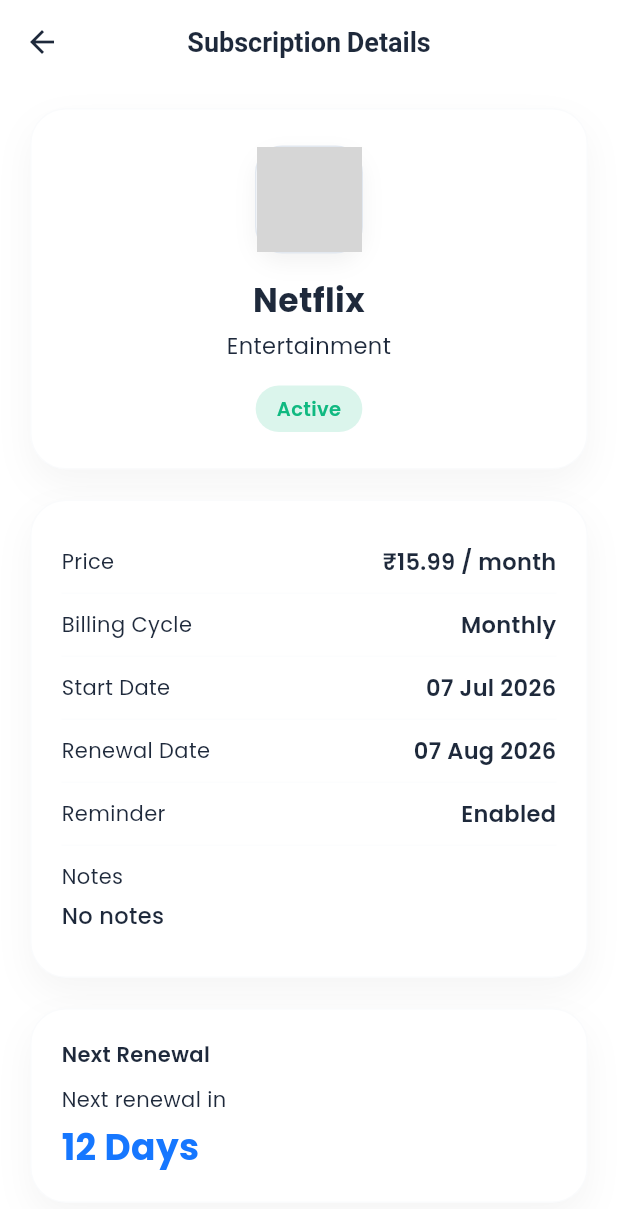
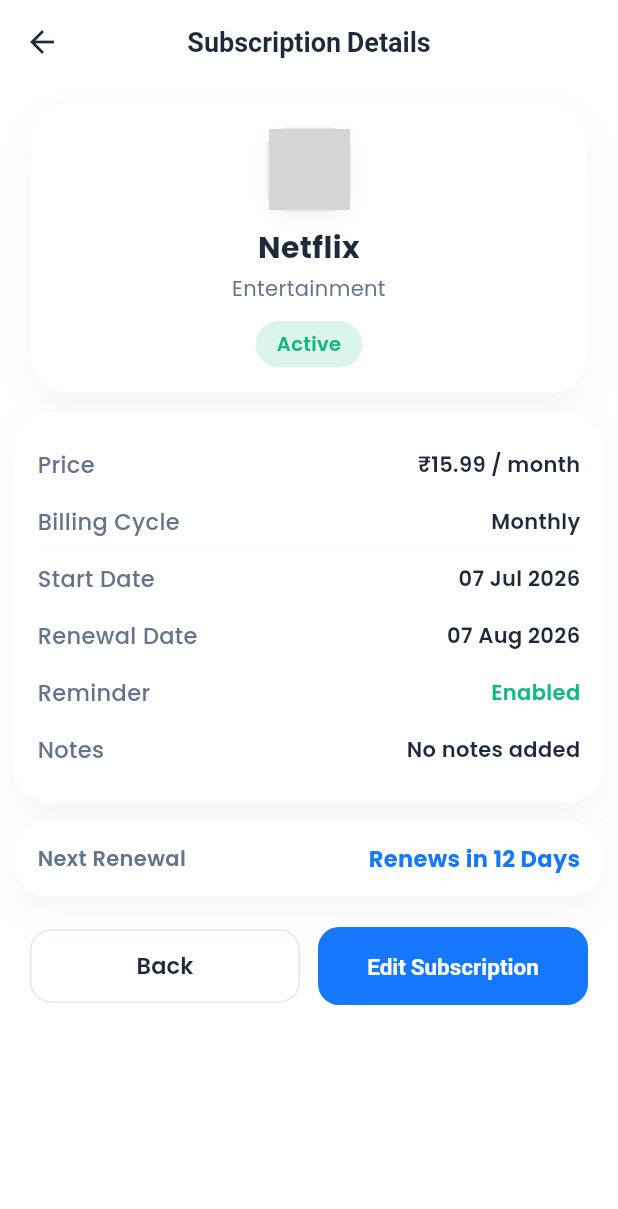
Before and after one commit to hemanthphk/Sanchora, a Flutter app: the ViewSubscriptionPage screen opened directly with sample values from the repository, on a phone screen of 412 x 824 dp. Shown: the top 1209 px of the screen. Run offline on Flutter 3.47's test engine with Material 3 defaults, Android fonts, the phone set to English and light mode, and no system bars; our stand-ins replace google_fonts, shared_preferences; accounts and stored records are empty; grey boxes are pictures that could not be loaded.

Commit message:
refactor: polish subscription details UI and currency formatting

```diff
--- a/lib/core/theme/app_theme.dart
+++ b/lib/core/theme/app_theme.dart
@@ -19,6 +19,7 @@
       onSecondary: Colors.white,
       surface: AppColors.surface,
       onSurface: AppColors.textPrimary,
+      onSurfaceVariant: AppColors.textSecondary,
       outline: AppColors.divider,
       tertiary: AppColors.accent,
     ),
@@ -83,6 +84,8 @@
     colorScheme: ColorScheme.fromSeed(
       seedColor: const Color(0xFF1677FF),
       brightness: Brightness.dark,
+    ).copyWith(
+      onSurfaceVariant: const Color(0xFF94A3B8),
     ),
   );
 }
--- a/lib/core/utils/currency_formatter.dart
+++ b/lib/core/utils/currency_formatter.dart
@@ -27,7 +27,8 @@
         return '$symbol${numStr}k';
       }
     }
-    final int digits = decimalDigits ?? (amount % 1 == 0 ? 0 : 2);
+    final bool isWhole = amount % 1 == 0;
+    final int digits = isWhole ? 0 : (decimalDigits ?? 2);
     final NumberFormat formatter = NumberFormat.currency(
       locale: locale,
       symbol: symbol,
--- a/lib/features/add_subscription/presentation/pages/add_subscription_page.dart
+++ b/lib/features/add_subscription/presentation/pages/add_subscription_page.dart
@@ -367,7 +367,7 @@
 
   Widget _buildSectionTitle(String title) {
     return Padding(
-      padding: const EdgeInsets.only(bottom: 12),
+      padding: const EdgeInsets.only(bottom: 8),
       child: Text(
         title,
         style: const TextStyle(
@@ -439,7 +439,7 @@
                     },
                   ),
                   _buildSuggestionsList(theme),
-                  const SizedBox(height: 24),
+                  const SizedBox(height: 16),
 
                   _buildSectionTitle("Price"),
                   TextFormField(
@@ -462,13 +462,22 @@
                       return null;
                     },
                   ),
-                  const SizedBox(height: 24),
+                  const SizedBox(height: 16),
 
+                  Row(
+                    crossAxisAlignment: CrossAxisAlignment.start,
+                    children: [
+                      Expanded(
+                        flex: 3,
+                        child: Column(
+                          crossAxisAlignment: CrossAxisAlignment.start,
+                          children: [
                             _buildSectionTitle("Category"),
                             DropdownButtonFormField<String>(
+                              isExpanded: true,
                               initialValue: _selectedCategory,
                               decoration: InputDecoration(
-                      contentPadding: const EdgeInsets.symmetric(horizontal: 16, vertical: 16),
+                                contentPadding: const EdgeInsets.symmetric(horizontal: 16, vertical: 14),
                                 border: OutlineInputBorder(
                                   borderRadius: BorderRadius.circular(16),
                                   borderSide: BorderSide(color: theme.colorScheme.outline),
@@ -501,20 +510,30 @@
                                 }
                               },
                             ),
-                  const SizedBox(height: 24),
-
+                          ],
+                        ),
+                      ),
+                      const SizedBox(width: 12),
+                      Expanded(
+                        flex: 2,
+                        child: Column(
+                          crossAxisAlignment: CrossAxisAlignment.start,
+                          children: [
                             _buildSectionTitle("Billing Cycle"),
                             Row(
                               children: _billingCycles.map((cycle) {
                                 final selected = _selectedCycle == cycle;
                                 return Expanded(
                                   child: Padding(
-                          padding: const EdgeInsets.symmetric(horizontal: 4),
+                                    padding: EdgeInsets.only(
+                                      right: cycle == _billingCycles.first ? 4.0 : 0.0,
+                                      left: cycle == _billingCycles.last ? 4.0 : 0.0,
+                                    ),
                                     child: InkWell(
                                       onTap: () => _updateRenewalDate(cycle),
                                       borderRadius: BorderRadius.circular(16),
                                       child: Container(
-                              padding: const EdgeInsets.symmetric(vertical: 12),
+                                        height: 50,
                                         alignment: Alignment.center,
                                         decoration: BoxDecoration(
                                           color: selected ? theme.colorScheme.primary.withValues(alpha: 0.1) : theme.cardTheme.color,
@@ -524,12 +543,18 @@
                                             width: selected ? 1.5 : 1.0,
                                           ),
                                         ),
+                                        child: FittedBox(
+                                          fit: BoxFit.scaleDown,
+                                          child: Padding(
+                                            padding: const EdgeInsets.symmetric(horizontal: 4),
                                             child: Text(
                                               cycle,
                                               style: TextStyle(
                                                 fontWeight: FontWeight.w600,
-                                  fontSize: 14,
+                                                fontSize: 13,
                                                 color: selected ? theme.colorScheme.primary : theme.colorScheme.onSurface,
+                                              ),
+                                            ),
                                           ),
                                         ),
                                       ),
@@ -538,7 +563,12 @@
                                 );
                               }).toList(),
                             ),
-                  const SizedBox(height: 24),
+                          ],
+                        ),
+                      ),
+                    ],
+                  ),
+                  const SizedBox(height: 16),
 
                   Row(
                     children: [
@@ -561,10 +591,10 @@
                       ),
                     ],
                   ),
-                  const SizedBox(height: 24),
+                  const SizedBox(height: 16),
 
                   Container(
-                    padding: const EdgeInsets.symmetric(horizontal: 16, vertical: 12),
+                    padding: const EdgeInsets.symmetric(horizontal: 16, vertical: 10),
                     decoration: BoxDecoration(
                       color: theme.cardTheme.color,
                       borderRadius: BorderRadius.circular(16),
@@ -615,18 +645,19 @@
                       ],
                     ),
                   ),
-                  const SizedBox(height: 24),
+                  const SizedBox(height: 16),
 
                   _buildSectionTitle("Notes (Optional)"),
                   TextFormField(
                     controller: _notesController,
-                    maxLines: 3,
+                    minLines: 1,
+                    maxLines: 4,
                     textCapitalization: TextCapitalization.sentences,
                     decoration: const InputDecoration(
                       hintText: "Add any notes or details here...",
                     ),
                   ),
-                  const SizedBox(height: 32),
+                  const SizedBox(height: 20),
 
                   Row(
                     children: [
@@ -634,7 +665,7 @@
                         child: OutlinedButton(
                           onPressed: () => Navigator.pop(context),
                           style: OutlinedButton.styleFrom(
-                            padding: const EdgeInsets.symmetric(vertical: 16),
+                            padding: const EdgeInsets.symmetric(vertical: 14),
                             shape: RoundedRectangleBorder(borderRadius: BorderRadius.circular(16)),
                             side: BorderSide(color: theme.colorScheme.outline),
                           ),
@@ -654,7 +685,7 @@
                         child: ElevatedButton(
                           onPressed: _isFormValid ? _saveSubscription : null,
                           style: ElevatedButton.styleFrom(
-                            padding: const EdgeInsets.symmetric(vertical: 16),
+                            padding: const EdgeInsets.symmetric(vertical: 14),
                             backgroundColor: theme.colorScheme.primary,
                             foregroundColor: theme.colorScheme.onPrimary,
                             disabledBackgroundColor: theme.colorScheme.onSurface.withValues(alpha: 0.12),
@@ -670,7 +701,7 @@
                       ),
                     ],
                   ),
-                  const SizedBox(height: 40),
+                  const SizedBox(height: 24),
                 ],
               ),
             ),
@@ -694,7 +725,7 @@
           onTap: onTap,
           borderRadius: BorderRadius.circular(16),
           child: Container(
-            padding: const EdgeInsets.symmetric(horizontal: 16, vertical: 16),
+            padding: const EdgeInsets.symmetric(horizontal: 16, vertical: 14),
             decoration: BoxDecoration(
               color: theme.cardTheme.color,
               borderRadius: BorderRadius.circular(16),
--- a/lib/features/subscriptions/presentation/pages/view_subscription_page.dart
+++ b/lib/features/subscriptions/presentation/pages/view_subscription_page.dart
@@ -56,18 +56,30 @@
       ),
       body: SafeArea(
         child: SingleChildScrollView(
-          padding: const EdgeInsets.symmetric(horizontal: 20, vertical: 16),
+          padding: const EdgeInsets.symmetric(vertical: 12),
           child: Column(
             crossAxisAlignment: CrossAxisAlignment.stretch,
             children: [
-              _buildTopCard(theme),
+              Padding(
+                padding: const EdgeInsets.symmetric(horizontal: 20),
+                child: _buildTopCard(theme),
+              ),
+              const SizedBox(height: 12),
+              Padding(
+                padding: const EdgeInsets.symmetric(horizontal: 8),
+                child: _buildInformationCard(context, theme),
+              ),
+              const SizedBox(height: 12),
+              Padding(
+                padding: const EdgeInsets.symmetric(horizontal: 8),
+                child: _buildSummaryCard(theme),
+              ),
               const SizedBox(height: 20),
-              _buildInformationCard(theme),
-              const SizedBox(height: 20),
-              _buildSummaryCard(theme),
-              const SizedBox(height: 32),
-              _buildButtons(context, theme),
-              const SizedBox(height: 20),
+              Padding(
+                padding: const EdgeInsets.symmetric(horizontal: 20),
+                child: _buildButtons(context, theme),
+              ),
+              const SizedBox(height: 12),
             ],
           ),
         ),
@@ -77,45 +89,47 @@
 
   Widget _buildTopCard(ThemeData theme) {
     return SanchoraCard(
-      padding: const EdgeInsets.all(24),
+      padding: const EdgeInsets.symmetric(horizontal: 20, vertical: 16),
       child: Column(
         children: [
           SubscriptionIcon(
             iconIdentifier: subscription.iconUrl,
             fallbackName: subscription.name,
-            size: 72,
-            borderRadius: 18,
+            size: 56,
+            borderRadius: 14,
             backgroundColor: theme.colorScheme.surface,
             textColor: theme.colorScheme.primary,
             border: Border.all(color: theme.dividerColor),
             boxShadow: [
               BoxShadow(
                 color: Colors.black.withValues(alpha: 0.05),
-                blurRadius: 12,
-                offset: const Offset(0, 6),
+                blurRadius: 10,
+                offset: const Offset(0, 4),
               ),
             ],
           ),
-          const SizedBox(height: 16),
+          const SizedBox(height: 10),
           Text(
             subscription.name,
             style: TextStyle(
-              fontSize: 22,
+              fontSize: 20,
               fontWeight: FontWeight.w700,
               color: theme.colorScheme.onSurface,
             ),
             textAlign: TextAlign.center,
+            maxLines: 1,
+            overflow: TextOverflow.ellipsis,
           ),
-          const SizedBox(height: 4),
+          const SizedBox(height: 2),
           Text(
             subscription.category,
             style: TextStyle(
-              fontSize: 15,
+              fontSize: 14,
               color: theme.colorScheme.onSurfaceVariant,
             ),
             textAlign: TextAlign.center,
           ),
-          const SizedBox(height: 16),
+          const SizedBox(height: 12),
           _buildStatusChip(theme, subscription.status),
         ],
       ),
@@ -162,85 +176,66 @@
     );
   }
 
-  Widget _buildInformationCard(ThemeData theme) {
+  Widget _buildInformationCard(BuildContext context, ThemeData theme) {
     final priceSuffix = subscription.billingCycle == BillingCycle.monthly ? '/ month' : '/ year';
     final priceFormatted = '${CurrencyFormatter.format(subscription.currentPrice)} $priceSuffix';
     final cycleFormatted = subscription.billingCycle == BillingCycle.monthly ? 'Monthly' : 'Yearly';
     final startDateFormatted = DateFormat('dd MMM yyyy').format(_calculateStartDate(subscription.nextRenewalDate, subscription.billingCycle));
     final renewalDateFormatted = DateFormat('dd MMM yyyy').format(subscription.nextRenewalDate);
     final reminderFormatted = subscription.hasReminder ? 'Enabled' : 'Disabled';
+    final reminderColor = subscription.hasReminder ? AppColors.success : Theme.of(context).colorScheme.onSurfaceVariant;
     final notesFormatted = subscription.notes != null && subscription.notes!.trim().isNotEmpty
         ? subscription.notes!.trim()
-        : 'No notes';
+        : 'No notes added';
 
     return SanchoraCard(
-      padding: const EdgeInsets.all(20),
+      padding: const EdgeInsets.symmetric(horizontal: 16, vertical: 16),
       child: Column(
         crossAxisAlignment: CrossAxisAlignment.start,
         children: [
-          _buildInfoRow(theme, 'Price', priceFormatted),
+          _buildInfoRow(context, theme, 'Price', priceFormatted),
           _buildDivider(theme),
-          _buildInfoRow(theme, 'Billing Cycle', cycleFormatted),
+          _buildInfoRow(context, theme, 'Billing Cycle', cycleFormatted),
           _buildDivider(theme),
-          _buildInfoRow(theme, 'Start Date', startDateFormatted),
+          _buildInfoRow(context, theme, 'Start Date', startDateFormatted),
           _buildDivider(theme),
-          _buildInfoRow(theme, 'Renewal Date', renewalDateFormatted),
+          _buildInfoRow(context, theme, 'Renewal Date', renewalDateFormatted),
           _buildDivider(theme),
-          _buildInfoRow(theme, 'Reminder', reminderFormatted),
+          _buildInfoRow(context, theme, 'Reminder', reminderFormatted, valueColor: reminderColor),
           _buildDivider(theme),
-          _buildInfoRow(theme, 'Notes', notesFormatted, isNotes: true),
+          _buildInfoRow(context, theme, 'Notes', notesFormatted),
         ],
       ),
     );
   }
 
-  Widget _buildInfoRow(ThemeData theme, String label, String value, {bool isNotes = false}) {
+  Widget _buildInfoRow(BuildContext context, ThemeData theme, String label, String value, {Color? valueColor}) {
     return Padding(
-      padding: const EdgeInsets.symmetric(vertical: 10),
-      child: isNotes
-          ? Column(
-              crossAxisAlignment: CrossAxisAlignment.start,
+      padding: const EdgeInsets.symmetric(vertical: 8),
+      child: Row(
+        mainAxisAlignment: MainAxisAlignment.spaceBetween,
         children: [
           Text(
             label,
             style: TextStyle(
-                    fontSize: 14,
+              fontSize: 15,
+              fontWeight: FontWeight.w500,
               color: theme.colorScheme.onSurfaceVariant,
             ),
           ),
-                const SizedBox(height: 6),
-                Text(
-                  value,
-                  style: TextStyle(
-                    fontSize: 15,
-                    fontWeight: FontWeight.w500,
-                    color: theme.colorScheme.onSurface,
-                    height: 1.4,
-                  ),
-                ),
-              ],
-            )
-          : Row(
-              mainAxisAlignment: MainAxisAlignment.spaceBetween,
-              crossAxisAlignment: CrossAxisAlignment.start,
-              children: [
-                Text(
-                  label,
-                  style: TextStyle(
-                    fontSize: 14,
-                    color: theme.colorScheme.onSurfaceVariant,
-                  ),
-                ),
-                const SizedBox(width: 16),
+          const SizedBox(width: 12),
           Flexible(
             child: Text(
               value,
-                    style: TextStyle(
-                      fontSize: 15,
+              style: const TextStyle(
+                fontSize: 14,
                 fontWeight: FontWeight.w600,
-                      color: theme.colorScheme.onSurface,
+              ).copyWith(
+                color: valueColor ?? Theme.of(context).colorScheme.onSurface,
               ),
               textAlign: TextAlign.right,
+              maxLines: 1,
+              overflow: TextOverflow.ellipsis,
             ),
           ),
         ],
@@ -265,10 +260,27 @@
     );
     final daysDifference = renewalDay.difference(today).inDays;
 
+    String valueText;
+    Color valueColor;
+
+    if (daysDifference > 1) {
+      valueText = 'Renews in $daysDifference Days';
+      valueColor = theme.colorScheme.primary;
+    } else if (daysDifference == 1) {
+      valueText = 'Renews Tomorrow';
+      valueColor = theme.colorScheme.primary;
+    } else if (daysDifference == 0) {
+      valueText = 'Renews Today';
+      valueColor = AppColors.warning;
+    } else {
+      valueText = 'Expired';
+      valueColor = AppColors.error;
+    }
+
     return SanchoraCard(
-      padding: const EdgeInsets.all(20),
-      child: Column(
-        crossAxisAlignment: CrossAxisAlignment.start,
+      padding: const EdgeInsets.symmetric(horizontal: 16, vertical: 14),
+      child: Row(
+        mainAxisAlignment: MainAxisAlignment.spaceBetween,
         children: [
           Text(
             'Next Renewal',
@@ -278,89 +290,66 @@
               color: theme.colorScheme.onSurfaceVariant,
             ),
           ),
-          const SizedBox(height: 10),
-          if (daysDifference > 0) ...[
-            Text(
-              'Next renewal in',
+          const SizedBox(width: 8),
+          Flexible(
+            child: Text(
+              valueText,
               style: TextStyle(
-                fontSize: 14,
-                color: theme.colorScheme.onSurfaceVariant,
+                fontSize: 15,
+                fontWeight: FontWeight.w700,
+                color: valueColor,
+              ),
+              textAlign: TextAlign.right,
+              maxLines: 1,
+              overflow: TextOverflow.ellipsis,
             ),
           ),
-            const SizedBox(height: 4),
-            Text(
-              '$daysDifference ${daysDifference == 1 ? 'Day' : 'Days'}',
-              style: TextStyle(
-                fontSize: 24,
-                fontWeight: FontWeight.w700,
-                color: theme.colorScheme.primary,
-              ),
-            ),
-          ] else if (daysDifference == 0) ...[
-            Text(
-              'Renew today',
-              style: TextStyle(
-                fontSize: 22,
-                fontWeight: FontWeight.w700,
-                color: AppColors.warning,
-              ),
-            ),
-          ] else ...[
-            Text(
-              'Expired',
-              style: TextStyle(
-                fontSize: 22,
-                fontWeight: FontWeight.w700,
-                color: AppColors.error,
-              ),
-            ),
-          ],
         ],
       ),
     );
   }
 
   Widget _buildButtons(BuildContext context, ThemeData theme) {
-    return Column(
+    return Row(
       children: [
-        SizedBox(
-          width: double.infinity,
-          child: ElevatedButton(
-            onPressed: () => _navigateToEdit(context),
-            style: ElevatedButton.styleFrom(
-              padding: const EdgeInsets.symmetric(vertical: 16),
-              backgroundColor: theme.colorScheme.primary,
-              foregroundColor: theme.colorScheme.onPrimary,
-              shape: RoundedRectangleBorder(
-                borderRadius: BorderRadius.circular(16),
-              ),
-              elevation: 0,
-            ),
-            child: const Text(
-              'Edit Subscription',
-              style: TextStyle(fontSize: 16, fontWeight: FontWeight.w700),
-            ),
-          ),
-        ),
-        const SizedBox(height: 12),
-        SizedBox(
-          width: double.infinity,
+        Expanded(
           child: OutlinedButton(
             onPressed: () => Navigator.pop(context),
             style: OutlinedButton.styleFrom(
-              padding: const EdgeInsets.symmetric(vertical: 16),
+              padding: const EdgeInsets.symmetric(vertical: 14),
               shape: RoundedRectangleBorder(
-                borderRadius: BorderRadius.circular(16),
+                borderRadius: BorderRadius.circular(14),
               ),
               side: BorderSide(color: theme.colorScheme.outline),
             ),
             child: Text(
               'Back',
               style: TextStyle(
-                fontSize: 16,
+                fontSize: 15,
                 fontWeight: FontWeight.w600,
                 color: theme.colorScheme.onSurface,
               ),
+            ),
+          ),
+        ),
+        const SizedBox(width: 12),
+        Expanded(
+          child: ElevatedButton(
+            onPressed: () => _navigateToEdit(context),
+            style: ElevatedButton.styleFrom(
+              padding: const EdgeInsets.symmetric(vertical: 14),
+              backgroundColor: theme.colorScheme.primary,
+              foregroundColor: theme.colorScheme.onPrimary,
+              shape: RoundedRectangleBorder(
+                borderRadius: BorderRadius.circular(14),
+              ),
+              elevation: 0,
+            ),
+            child: const Text(
+              'Edit Subscription',
+              style: TextStyle(fontSize: 15, fontWeight: FontWeight.w700),
+              maxLines: 1,
+              overflow: TextOverflow.ellipsis,
             ),
           ),
         ),
--- a/lib/features/subscriptions/widgets/subscription_card.dart
+++ b/lib/features/subscriptions/widgets/subscription_card.dart
@@ -68,7 +68,7 @@
                 _buildInfoItem(
                   context,
                   'Price',
-                  CurrencyFormatter.format(subscription.currentPrice, decimalDigits: 2),
+                  CurrencyFormatter.format(subscription.currentPrice),
                   '/${subscription.billingCycle == BillingCycle.monthly ? 'mo' : 'yr'}',
                   isPrimaryValue: true,
                 ),
--- a/lib/features/subscriptions/widgets/subscription_summary.dart
+++ b/lib/features/subscriptions/widgets/subscription_summary.dart
@@ -88,7 +88,7 @@
         ),
         const SizedBox(height: 4),
         Text(
-          CurrencyFormatter.format(amount, decimalDigits: 2),
+          CurrencyFormatter.format(amount),
           style: AppTextStyles.sectionTitle.copyWith(
             color: Theme.of(context).colorScheme.onSurface,
           ),
```
Lines whose indentation alone changed are shown as unchanged.
